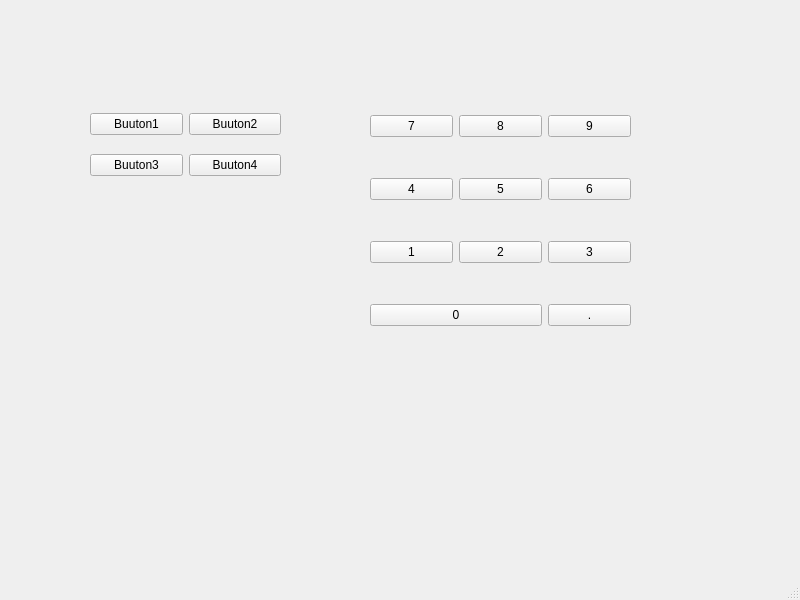
Qt form src/designer/MainWindowGridLayout.ui (Dev-Ekko/PyQt5ForTest) before a commit.
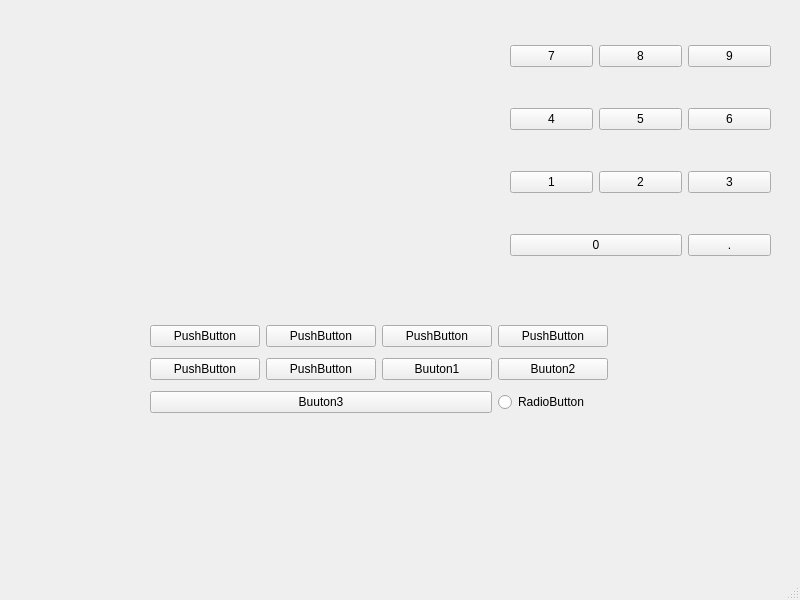
The same form after that commit.

```diff
--- a/src/designer/MainWindowGridLayout.ui
+++ b/src/designer/MainWindowGridLayout.ui
@@ -17,38 +17,80 @@
    <widget class="QWidget" name="">
     <property name="geometry">
      <rect>
-      <x>90</x>
-      <y>100</y>
-      <width>191</width>
-      <height>91</height>
+      <x>150</x>
+      <y>320</y>
+      <width>458</width>
+      <height>100</height>
      </rect>
     </property>
     <layout class="QGridLayout" name="gridLayout">
-     <item row="0" column="0">
-      <widget class="QPushButton" name="pushButton">
+     <item row="1" column="1">
+      <widget class="QPushButton" name="pushButton_17">
        <property name="text">
-        <string>Buuton1</string>
+        <string>PushButton</string>
        </property>
       </widget>
      </item>
-     <item row="0" column="1">
+     <item row="0" column="2">
+      <widget class="QPushButton" name="pushButton_16">
+       <property name="text">
+        <string>PushButton</string>
+       </property>
+      </widget>
+     </item>
+     <item row="1" column="3">
       <widget class="QPushButton" name="pushButton_2">
        <property name="text">
         <string>Buuton2</string>
        </property>
       </widget>
      </item>
+     <item row="1" column="2">
+      <widget class="QPushButton" name="pushButton">
+       <property name="text">
+        <string>Buuton1</string>
+       </property>
+      </widget>
+     </item>
      <item row="1" column="0">
+      <widget class="QPushButton" name="pushButton_18">
+       <property name="text">
+        <string>PushButton</string>
+       </property>
+      </widget>
+     </item>
+     <item row="2" column="0" colspan="3">
       <widget class="QPushButton" name="pushButton_3">
        <property name="text">
         <string>Buuton3</string>
        </property>
       </widget>
      </item>
-     <item row="1" column="1">
-      <widget class="QPushButton" name="pushButton_4">
+     <item row="0" column="0">
+      <widget class="QPushButton" name="pushButton_19">
        <property name="text">
-        <string>Buuton4</string>
+        <string>PushButton</string>
+       </property>
+      </widget>
+     </item>
+     <item row="0" column="1">
+      <widget class="QPushButton" name="pushButton_20">
+       <property name="text">
+        <string>PushButton</string>
+       </property>
+      </widget>
+     </item>
+     <item row="0" column="3">
+      <widget class="QPushButton" name="pushButton_21">
+       <property name="text">
+        <string>PushButton</string>
+       </property>
+      </widget>
+     </item>
+     <item row="2" column="3">
+      <widget class="QRadioButton" name="radioButton">
+       <property name="text">
+        <string>RadioButton</string>
        </property>
       </widget>
      </item>
@@ -57,8 +99,8 @@
    <widget class="QWidget" name="">
     <property name="geometry">
      <rect>
-      <x>370</x>
-      <y>80</y>
+      <x>510</x>
+      <y>10</y>
       <width>261</width>
       <height>281</height>
      </rect>
```
